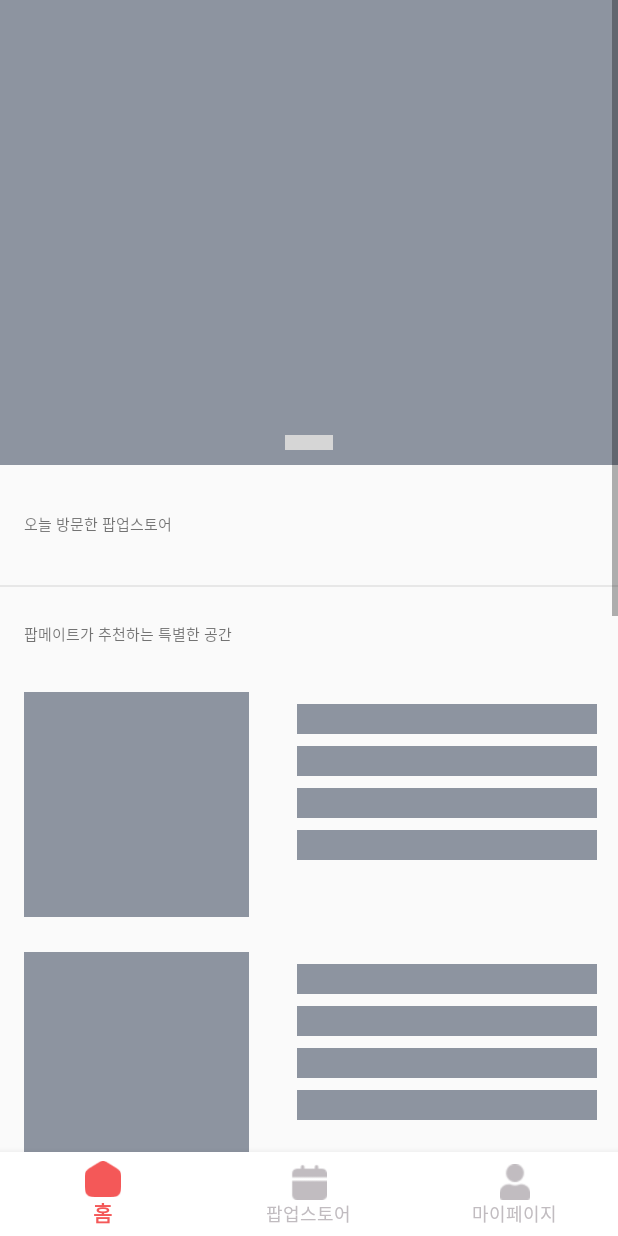
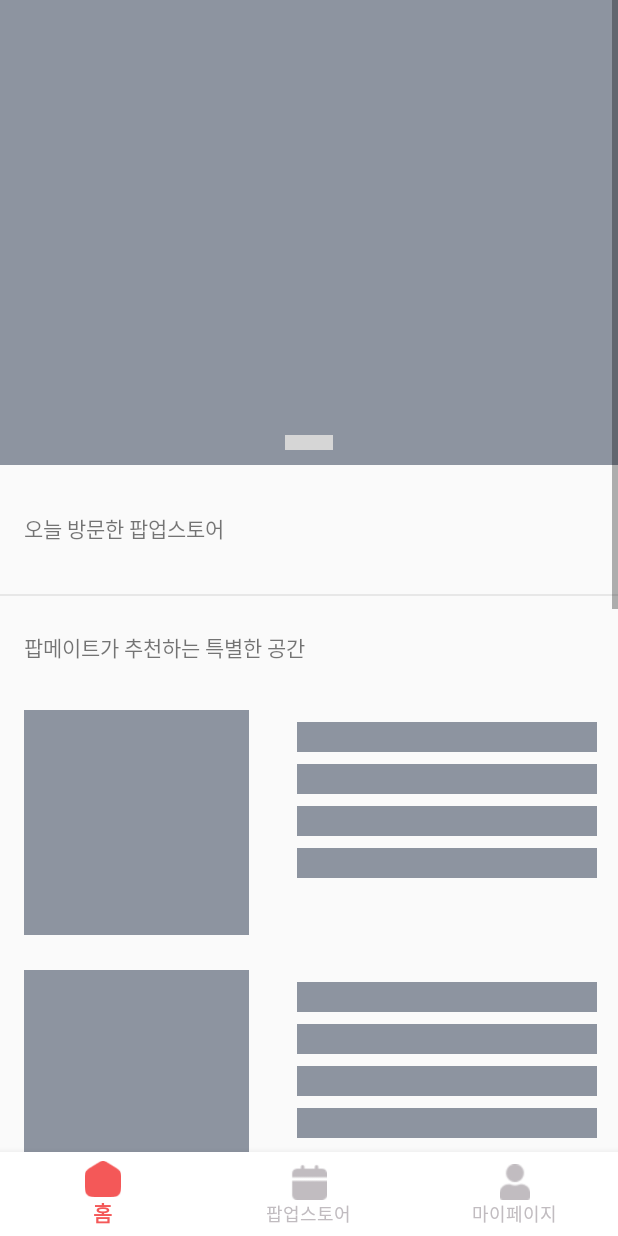
Before and after one commit to bone-stew/popmate-client, an Android app: the HomeFragment screen opened directly, with no data from a screen before it, on a phone screen of 412 x 824 dp. Run offline under Robolectric (Android 15) with nearby library versions, the phone set to English and light mode, and no system bars; our stand-ins replace Shimmer, data binding; plain views replace CircleIndicator3; network calls fail; 2 statements that could not run were skipped; grey boxes are pictures that could not be loaded.

Commit message:
fix: 팝업스토어 디자인 수정(#56)
* fix: 리스트 조회시 홀수 갯수일 경우 바텀 마진 수정

* fix: 로직 수정

* refactor: 스켈레톤UI 색깔 변경

* fix: 디자인 수정

```diff
--- a/app/src/main/res/layout/fragment_home.xml
+++ b/app/src/main/res/layout/fragment_home.xml
@@ -31,6 +31,7 @@
         android:layout_height="wrap_content"
         android:id="@+id/carouselShimmerLayout"
         app:shimmer_auto_start="true"
+        app:shimmer_highlight_alpha="0.5"
         app:shimmer_duration="1000">
 
 
@@ -79,7 +80,7 @@
         android:layout_marginLeft="16dp"
         android:gravity="start|center_vertical"
         android:layout_marginVertical="23dp"
-        android:textSize="@dimen/h6"/>
+        android:textSize="@dimen/h4"/>
 
     <androidx.recyclerview.widget.RecyclerView
       android:id="@+id/visitedRecyclerView"
@@ -113,7 +114,7 @@
         android:text="팝메이트가 추천하는 특별한 공간"
         android:gravity="start|center_vertical"
         android:layout_marginVertical="23dp"
-        android:textSize="@dimen/h6"/>
+        android:textSize="@dimen/h4"/>
 
 
 
@@ -125,6 +126,7 @@
         android:layout_height="wrap_content"
         android:id="@+id/homeShimmerLayout"
         app:shimmer_auto_start="true"
+        app:shimmer_highlight_alpha="0.5"
         app:shimmer_duration="1000">
         <LinearLayout
           android:layout_width="match_parent"
@@ -165,7 +167,7 @@
         android:layout_marginBottom="23dp"
         android:gravity="start|center_vertical"
         android:layout_marginLeft="16dp"
-        android:textSize="@dimen/h6"/>
+        android:textSize="@dimen/h4"/>
 
     <androidx.recyclerview.widget.RecyclerView
       android:id="@+id/endingSoonView"
@@ -185,6 +187,7 @@
         android:id="@+id/openingSoonShimmerLayout"
         android:layout_height="wrap_content"
         app:shimmer_auto_start="true"
+        app:shimmer_highlight_alpha="0.5"
         app:shimmer_duration="1000">
       <LinearLayout
         android:layout_width="wrap_content"
--- a/app/src/main/res/layout/fragment_search.xml
+++ b/app/src/main/res/layout/fragment_search.xml
@@ -59,7 +59,7 @@
       android:layout_marginVertical="23dp"
       android:gravity="start|center_vertical"
       android:layout_marginLeft="16dp"
-      android:textSize="@dimen/h6"/>
+      android:textSize="@dimen/h4"/>
 
     <androidx.recyclerview.widget.RecyclerView
       android:id="@+id/horizontalView"
--- a/app/src/main/res/layout/row_popupstore_vertical.xml
+++ b/app/src/main/res/layout/row_popupstore_vertical.xml
@@ -10,7 +10,7 @@
   <androidx.constraintlayout.widget.ConstraintLayout
     android:layout_width="wrap_content"
     android:layout_height="wrap_content"
-    android:paddingHorizontal="16dp">
+    android:paddingLeft="16dp">
     <ImageView
       android:id="@+id/itemImageView"
       android:layout_width="120dp"
```
Also changed, not shown: app/src/main/java/com/example/popmate/view/adapters/popupstore/PopupStoreAdapter.kt (+18 -9 lines), app/src/main/res/layout/fragment_popup_store.xml (+1 -11 lines).
